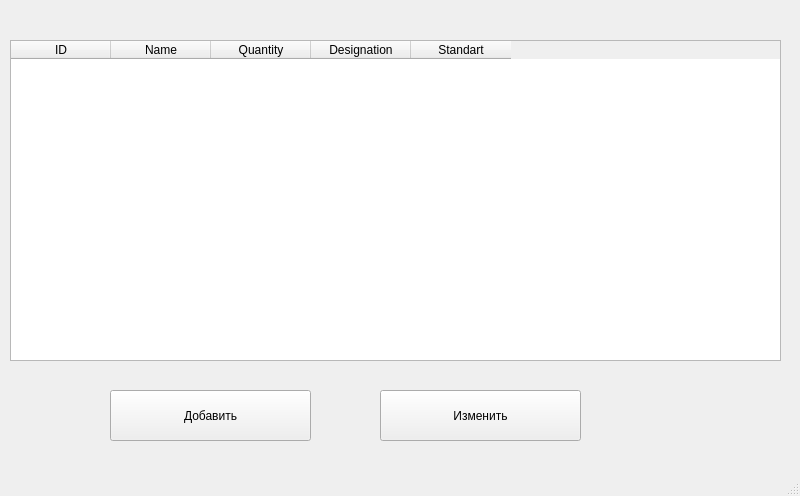
The window that ui/CSVFileForm.ui (MatienkoAndrew/DZ2_TRPO_Nastya) describes before a commit, drawn with Qt 5.
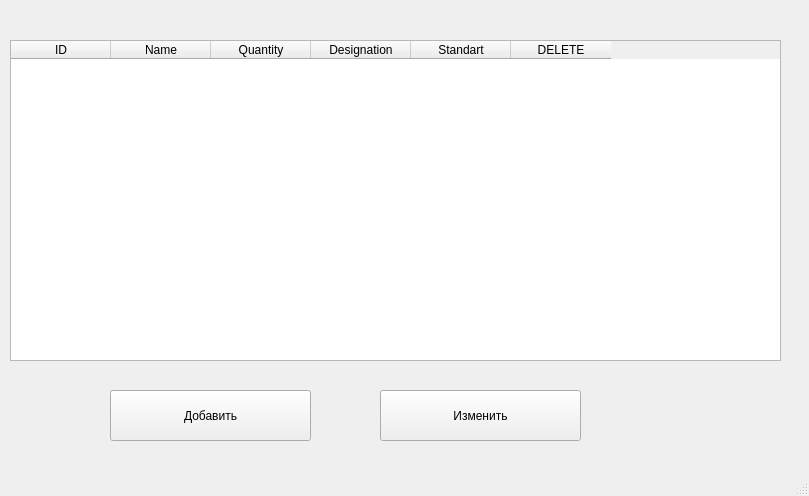
The same window after the commit.

Patch:
```diff
--- a/ui/CSVFileForm.ui
+++ b/ui/CSVFileForm.ui
@@ -6,7 +6,7 @@
    <rect>
     <x>0</x>
     <y>0</y>
-    <width>800</width>
+    <width>809</width>
     <height>496</height>
    </rect>
   </property>
@@ -74,6 +74,11 @@
       <string>Standart</string>
      </property>
     </column>
+    <column>
+     <property name="text">
+      <string>DELETE</string>
+     </property>
+    </column>
    </widget>
   </widget>
   <widget class="QStatusBar" name="statusbar"/>
```
